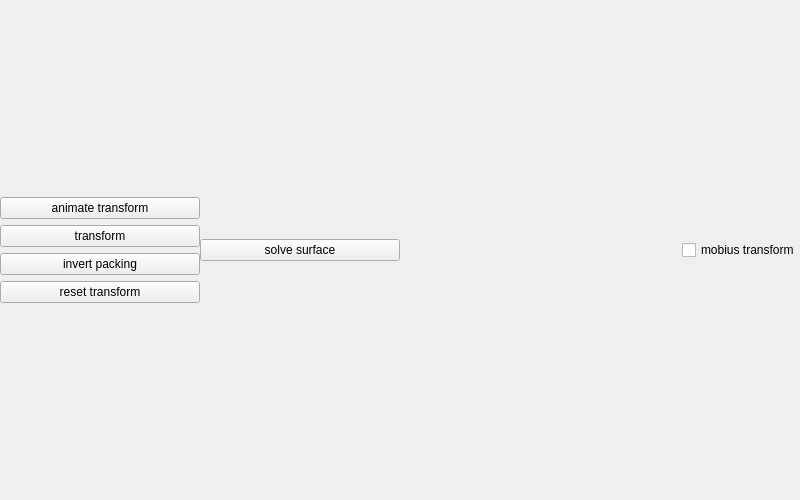
Above: bubble-wrap/ui/widget.ui from daviddumas/bubble-wrap before the change. Below: the same form after it.
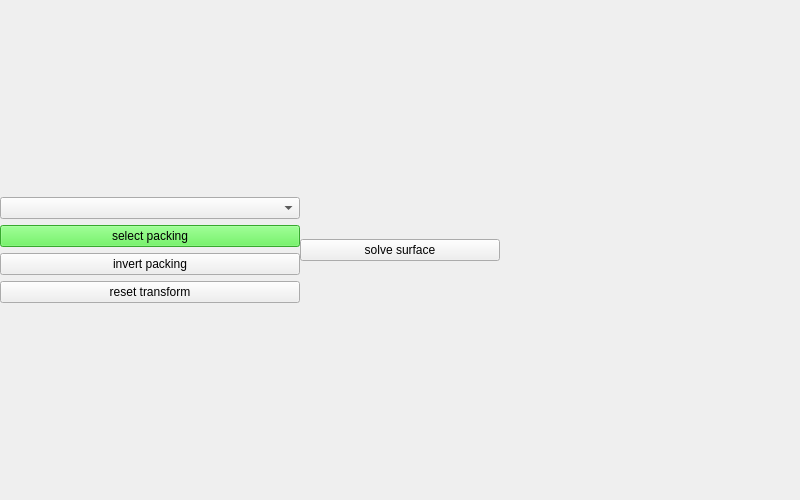
That is the form after the change.

What changed in the file:
```diff
--- a/bubble-wrap/ui/widget.ui
+++ b/bubble-wrap/ui/widget.ui
@@ -78,7 +78,7 @@
     </layout>
    </item>
    <item>
-    <layout class="QHBoxLayout" name="horizontalLayout_2" stretch="0,0,0,0">
+    <layout class="QHBoxLayout" name="horizontalLayout_2" stretch="0,0,0">
      <property name="spacing">
       <number>0</number>
      </property>
@@ -91,41 +91,13 @@
      <item>
       <layout class="QVBoxLayout" name="verticalLayout">
        <item>
-        <widget class="QPushButton" name="testbtn3">
-         <property name="sizePolicy">
-          <sizepolicy hsizetype="Expanding" vsizetype="Fixed">
-           <horstretch>0</horstretch>
-           <verstretch>0</verstretch>
-          </sizepolicy>
-         </property>
-         <property name="minimumSize">
-          <size>
-           <width>200</width>
-           <height>0</height>
-          </size>
-         </property>
-         <property name="maximumSize">
-          <size>
-           <width>200</width>
-           <height>16777215</height>
-          </size>
-         </property>
-         <property name="layoutDirection">
-          <enum>Qt::LeftToRight</enum>
-         </property>
-         <property name="text">
-          <string>animate transform</string>
-         </property>
-         <property name="flat">
-          <bool>false</bool>
-         </property>
-        </widget>
+        <widget class="QComboBox" name="select_packing_dropdown"/>
        </item>
        <item>
         <widget class="QPushButton" name="testbtn1">
          <property name="sizePolicy">
-          <sizepolicy hsizetype="Expanding" vsizetype="Fixed">
-           <horstretch>0</horstretch>
+          <sizepolicy hsizetype="Minimum" vsizetype="Fixed">
+           <horstretch>1</horstretch>
            <verstretch>0</verstretch>
           </sizepolicy>
          </property>
@@ -137,15 +109,430 @@
          </property>
          <property name="maximumSize">
           <size>
-           <width>200</width>
+           <width>300</width>
            <height>16777215</height>
           </size>
          </property>
+         <property name="palette">
+          <palette>
+           <active>
+            <colorrole role="WindowText">
+             <brush brushstyle="SolidPattern">
+              <color alpha="255">
+               <red>0</red>
+               <green>0</green>
+               <blue>0</blue>
+              </color>
+             </brush>
+            </colorrole>
+            <colorrole role="Button">
+             <brush brushstyle="SolidPattern">
+              <color alpha="255">
+               <red>77</red>
+               <green>237</green>
+               <blue>64</blue>
+              </color>
+             </brush>
+            </colorrole>
+            <colorrole role="Light">
+             <brush brushstyle="SolidPattern">
+              <color alpha="255">
+               <red>176</red>
+               <green>255</green>
+               <blue>169</blue>
+              </color>
+             </brush>
+            </colorrole>
+            <colorrole role="Midlight">
+             <brush brushstyle="SolidPattern">
+              <color alpha="255">
+               <red>126</red>
+               <green>246</green>
+               <blue>116</blue>
+              </color>
+             </brush>
+            </colorrole>
+            <colorrole role="Dark">
+             <brush brushstyle="SolidPattern">
+              <color alpha="255">
+               <red>38</red>
+               <green>118</green>
+               <blue>32</blue>
+              </color>
+             </brush>
+            </colorrole>
+            <colorrole role="Mid">
+             <brush brushstyle="SolidPattern">
+              <color alpha="255">
+               <red>51</red>
+               <green>158</green>
+               <blue>42</blue>
+              </color>
+             </brush>
+            </colorrole>
+            <colorrole role="Text">
+             <brush brushstyle="SolidPattern">
+              <color alpha="255">
+               <red>0</red>
+               <green>0</green>
+               <blue>0</blue>
+              </color>
+             </brush>
+            </colorrole>
+            <colorrole role="BrightText">
+             <brush brushstyle="SolidPattern">
+              <color alpha="255">
+               <red>255</red>
+               <green>255</green>
+               <blue>255</blue>
+              </color>
+             </brush>
+            </colorrole>
+            <colorrole role="ButtonText">
+             <brush brushstyle="SolidPattern">
+              <color alpha="255">
+               <red>0</red>
+               <green>0</green>
+               <blue>0</blue>
+              </color>
+             </brush>
+            </colorrole>
+            <colorrole role="Base">
+             <brush brushstyle="SolidPattern">
+              <color alpha="255">
+               <red>255</red>
+               <green>255</green>
+               <blue>255</blue>
+              </color>
+             </brush>
+            </colorrole>
+            <colorrole role="Window">
+             <brush brushstyle="SolidPattern">
+              <color alpha="255">
+               <red>77</red>
+               <green>237</green>
+               <blue>64</blue>
+              </color>
+             </brush>
+            </colorrole>
+            <colorrole role="Shadow">
+             <brush brushstyle="SolidPattern">
+              <color alpha="255">
+               <red>0</red>
+               <green>0</green>
+               <blue>0</blue>
+              </color>
+             </brush>
+            </colorrole>
+            <colorrole role="AlternateBase">
+             <brush brushstyle="SolidPattern">
+              <color alpha="255">
+               <red>166</red>
+               <green>246</green>
+               <blue>159</blue>
+              </color>
+             </brush>
+            </colorrole>
+            <colorrole role="ToolTipBase">
+             <brush brushstyle="SolidPattern">
+              <color alpha="255">
+               <red>255</red>
+               <green>255</green>
+               <blue>220</blue>
+              </color>
+             </brush>
+            </colorrole>
+            <colorrole role="ToolTipText">
+             <brush brushstyle="SolidPattern">
+              <color alpha="255">
+               <red>0</red>
+               <green>0</green>
+               <blue>0</blue>
+              </color>
+             </brush>
+            </colorrole>
+           </active>
+           <inactive>
+            <colorrole role="WindowText">
+             <brush brushstyle="SolidPattern">
+              <color alpha="255">
+               <red>0</red>
+               <green>0</green>
+               <blue>0</blue>
+              </color>
+             </brush>
+            </colorrole>
+            <colorrole role="Button">
+             <brush brushstyle="SolidPattern">
+              <color alpha="255">
+               <red>77</red>
+               <green>237</green>
+               <blue>64</blue>
+              </color>
+             </brush>
+            </colorrole>
+            <colorrole role="Light">
+             <brush brushstyle="SolidPattern">
+              <color alpha="255">
+               <red>176</red>
+               <green>255</green>
+               <blue>169</blue>
+              </color>
+             </brush>
+            </colorrole>
+            <colorrole role="Midlight">
+             <brush brushstyle="SolidPattern">
+              <color alpha="255">
+               <red>126</red>
+               <green>246</green>
+               <blue>116</blue>
+              </color>
+             </brush>
+            </colorrole>
+            <colorrole role="Dark">
+             <brush brushstyle="SolidPattern">
+              <color alpha="255">
+               <red>38</red>
+               <green>118</green>
+               <blue>32</blue>
+              </color>
+             </brush>
+            </colorrole>
+            <colorrole role="Mid">
+             <brush brushstyle="SolidPattern">
+              <color alpha="255">
+               <red>51</red>
+               <green>158</green>
+               <blue>42</blue>
+              </color>
+             </brush>
+            </colorrole>
+            <colorrole role="Text">
+             <brush brushstyle="SolidPattern">
+              <color alpha="255">
+               <red>0</red>
+               <green>0</green>
+               <blue>0</blue>
+              </color>
+             </brush>
+            </colorrole>
+            <colorrole role="BrightText">
+             <brush brushstyle="SolidPattern">
+              <color alpha="255">
+               <red>255</red>
+               <green>255</green>
+               <blue>255</blue>
+              </color>
+             </brush>
+            </colorrole>
+            <colorrole role="ButtonText">
+             <brush brushstyle="SolidPattern">
+              <color alpha="255">
+               <red>0</red>
+               <green>0</green>
+               <blue>0</blue>
+              </color>
+             </brush>
+            </colorrole>
+            <colorrole role="Base">
+             <brush brushstyle="SolidPattern">
+              <color alpha="255">
+               <red>255</red>
+               <green>255</green>
+               <blue>255</blue>
+              </color>
+             </brush>
+            </colorrole>
+            <colorrole role="Window">
+             <brush brushstyle="SolidPattern">
+              <color alpha="255">
+               <red>77</red>
+               <green>237</green>
+               <blue>64</blue>
+              </color>
+             </brush>
+            </colorrole>
+            <colorrole role="Shadow">
+             <brush brushstyle="SolidPattern">
+              <color alpha="255">
+               <red>0</red>
+               <green>0</green>
+               <blue>0</blue>
+              </color>
+             </brush>
+            </colorrole>
+            <colorrole role="AlternateBase">
+             <brush brushstyle="SolidPattern">
+              <color alpha="255">
+               <red>166</red>
+               <green>246</green>
+               <blue>159</blue>
+              </color>
+             </brush>
+            </colorrole>
+            <colorrole role="ToolTipBase">
+             <brush brushstyle="SolidPattern">
+              <color alpha="255">
+               <red>255</red>
+               <green>255</green>
+               <blue>220</blue>
+              </color>
+             </brush>
+            </colorrole>
+            <colorrole role="ToolTipText">
+             <brush brushstyle="SolidPattern">
+              <color alpha="255">
+               <red>0</red>
+               <green>0</green>
+               <blue>0</blue>
+              </color>
+             </brush>
+            </colorrole>
+           </inactive>
+           <disabled>
+            <colorrole role="WindowText">
+             <brush brushstyle="SolidPattern">
+              <color alpha="255">
+               <red>38</red>
+               <green>118</green>
+               <blue>32</blue>
+              </color>
+             </brush>
+            </colorrole>
+            <colorrole role="Button">
+             <brush brushstyle="SolidPattern">
+              <color alpha="255">
+               <red>77</red>
+               <green>237</green>
+               <blue>64</blue>
+              </color>
+             </brush>
+            </colorrole>
+            <colorrole role="Light">
+             <brush brushstyle="SolidPattern">
+              <color alpha="255">
+               <red>176</red>
+               <green>255</green>
+               <blue>169</blue>
+              </color>
+             </brush>
+            </colorrole>
+            <colorrole role="Midlight">
+             <brush brushstyle="SolidPattern">
+              <color alpha="255">
+               <red>126</red>
+               <green>246</green>
+               <blue>116</blue>
+              </color>
+             </brush>
+            </colorrole>
+            <colorrole role="Dark">
+             <brush brushstyle="SolidPattern">
+              <color alpha="255">
+               <red>38</red>
+               <green>118</green>
+               <blue>32</blue>
+              </color>
+             </brush>
+            </colorrole>
+            <colorrole role="Mid">
+             <brush brushstyle="SolidPattern">
+              <color alpha="255">
+               <red>51</red>
+               <green>158</green>
+               <blue>42</blue>
+              </color>
+             </brush>
+            </colorrole>
+            <colorrole role="Text">
+             <brush brushstyle="SolidPattern">
+              <color alpha="255">
+               <red>38</red>
+               <green>118</green>
+               <blue>32</blue>
+              </color>
+             </brush>
+            </colorrole>
+            <colorrole role="BrightText">
+             <brush brushstyle="SolidPattern">
+              <color alpha="255">
+               <red>255</red>
+               <green>255</green>
+               <blue>255</blue>
+              </color>
+             </brush>
+            </colorrole>
+            <colorrole role="ButtonText">
+             <brush brushstyle="SolidPattern">
+              <color alpha="255">
+               <red>38</red>
+               <green>118</green>
+               <blue>32</blue>
+              </color>
+             </brush>
+            </colorrole>
+            <colorrole role="Base">
+             <brush brushstyle="SolidPattern">
+              <color alpha="255">
+               <red>77</red>
+               <green>237</green>
+               <blue>64</blue>
+              </color>
+             </brush>
+            </colorrole>
+            <colorrole role="Window">
+             <brush brushstyle="SolidPattern">
+              <color alpha="255">
+               <red>77</red>
+               <green>237</green>
+               <blue>64</blue>
+              </color>
+             </brush>
+            </colorrole>
+            <colorrole role="Shadow">
+             <brush brushstyle="SolidPattern">
+              <color alpha="255">
+               <red>0</red>
+               <green>0</green>
+               <blue>0</blue>
+              </color>
+             </brush>
+            </colorrole>
+            <colorrole role="AlternateBase">
+             <brush brushstyle="SolidPattern">
+              <color alpha="255">
+               <red>77</red>
+               <green>237</green>
+               <blue>64</blue>
+              </color>
+             </brush>
+            </colorrole>
+            <colorrole role="ToolTipBase">
+             <brush brushstyle="SolidPattern">
+              <color alpha="255">
+               <red>255</red>
+               <green>255</green>
+               <blue>220</blue>
+              </color>
+             </brush>
+            </colorrole>
+            <colorrole role="ToolTipText">
+             <brush brushstyle="SolidPattern">
+              <color alpha="255">
+               <red>0</red>
+               <green>0</green>
+               <blue>0</blue>
+              </color>
+             </brush>
+            </colorrole>
+           </disabled>
+          </palette>
+         </property>
          <property name="layoutDirection">
           <enum>Qt::LeftToRight</enum>
          </property>
          <property name="text">
-          <string>transform</string>
+          <string>select packing</string>
          </property>
          <property name="flat">
           <bool>false</bool>
@@ -155,8 +542,8 @@
        <item>
         <widget class="QPushButton" name="invert_pack_btn">
          <property name="sizePolicy">
-          <sizepolicy hsizetype="Expanding" vsizetype="Fixed">
-           <horstretch>0</horstretch>
+          <sizepolicy hsizetype="Minimum" vsizetype="Fixed">
+           <horstretch>1</horstretch>
            <verstretch>0</verstretch>
           </sizepolicy>
          </property>
@@ -168,7 +555,7 @@
          </property>
          <property name="maximumSize">
           <size>
-           <width>200</width>
+           <width>300</width>
            <height>16777215</height>
           </size>
          </property>
@@ -187,7 +574,7 @@
         <widget class="QPushButton" name="reset_trans_btn">
          <property name="sizePolicy">
           <sizepolicy hsizetype="Expanding" vsizetype="Fixed">
-           <horstretch>0</horstretch>
+           <horstretch>1</horstretch>
            <verstretch>0</verstretch>
           </sizepolicy>
          </property>
@@ -199,7 +586,7 @@
          </property>
          <property name="maximumSize">
           <size>
-           <width>200</width>
+           <width>300</width>
            <height>16777215</height>
           </size>
          </property>
@@ -260,13 +647,6 @@
        </property>
       </spacer>
      </item>
-     <item>
-      <widget class="QCheckBox" name="mobius_trans">
-       <property name="text">
-        <string>mobius transform</string>
-       </property>
-      </widget>
-     </item>
     </layout>
    </item>
   </layout>
```
Left out of the diff: 2 changed lines with no effect on the pictures.
